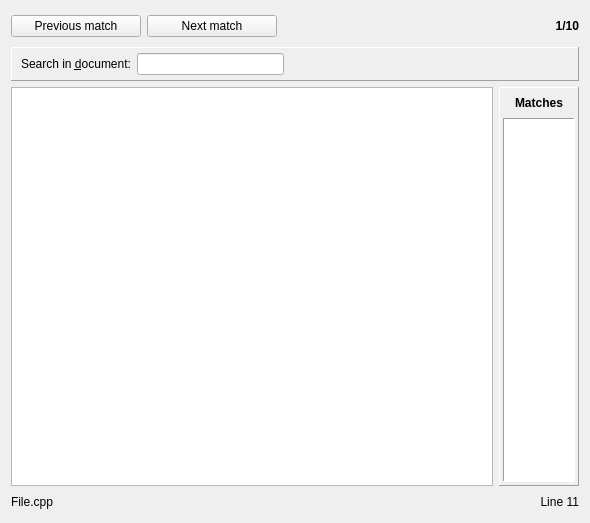
Old version of the form SourceViewer.ui in the repository otengler/CodeBeagle.
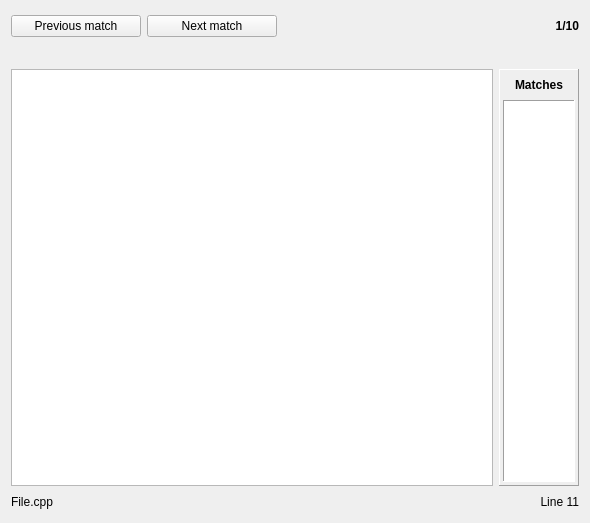
New version of the form. Icons and pictures are not drawn. Custom widgets are drawn as their Qt base class.

Commit message: Start Improve in document searching

Patch:
```diff
--- a/SourceViewer.ui
+++ b/SourceViewer.ui
@@ -183,111 +183,13 @@
     </layout>
    </item>
    <item>
-    <widget class="QFrame" name="frameSearch">
-     <property name="frameShape">
-      <enum>QFrame::Panel</enum>
+    <widget class="InDocumentSearchWidget" name="widgetInDocumentSearch" native="true">
+     <property name="minimumSize">
+      <size>
+       <width>0</width>
+       <height>16</height>
+      </size>
      </property>
-     <property name="frameShadow">
-      <enum>QFrame::Raised</enum>
-     </property>
-     <layout class="QVBoxLayout" name="verticalLayout">
-      <property name="topMargin">
-       <number>5</number>
-      </property>
-      <property name="bottomMargin">
-       <number>5</number>
-      </property>
-      <item>
-       <layout class="QHBoxLayout" name="horizontalLayout_3">
-        <item>
-         <widget class="QLabel" name="labelSearch">
-          <property name="text">
-           <string>Search in &amp;document:</string>
-          </property>
-          <property name="buddy">
-           <cstring>editSearch</cstring>
-          </property>
-         </widget>
-        </item>
-        <item>
-         <widget class="QLineEdit" name="editSearch">
-          <property name="maximumSize">
-           <size>
-            <width>200</width>
-            <height>16777215</height>
-           </size>
-          </property>
-         </widget>
-        </item>
-        <item>
-         <widget class="QPushButton" name="buttonSearchPrevious">
-          <property name="toolTip">
-           <string>&lt;!DOCTYPE HTML PUBLIC &quot;-//W3C//DTD HTML 4.0//EN&quot; &quot;http://www.w3.org/TR/REC-html40/strict.dtd&quot;&gt;
-&lt;html&gt;&lt;head&gt;&lt;meta name=&quot;qrichtext&quot; content=&quot;1&quot; /&gt;&lt;style type=&quot;text/css&quot;&gt;
-p, li { white-space: pre-wrap; }
-&lt;/style&gt;&lt;/head&gt;&lt;body style=&quot; font-family:'MS Shell Dlg 2'; font-size:7.8pt; font-weight:400; font-style:normal;&quot;&gt;
-&lt;p style=&quot; margin-top:0px; margin-bottom:0px; margin-left:0px; margin-right:0px; -qt-block-indent:0; text-indent:0px;&quot;&gt;&lt;span style=&quot; font-size:8pt;&quot;&gt;Previous (F4)&lt;/span&gt;&lt;/p&gt;&lt;/body&gt;&lt;/html&gt;</string>
-          </property>
-          <property name="icon">
-           <iconset resource="SearchPage.qrc">
-            <normaloff>:/default/resources/SearchPrevious.png</normaloff>:/default/resources/SearchPrevious.png</iconset>
-          </property>
-          <property name="shortcut">
-           <string>F4</string>
-          </property>
-          <property name="flat">
-           <bool>true</bool>
-          </property>
-         </widget>
-        </item>
-        <item>
-         <widget class="QPushButton" name="buttonSearchNext">
-          <property name="toolTip">
-           <string>&lt;!DOCTYPE HTML PUBLIC &quot;-//W3C//DTD HTML 4.0//EN&quot; &quot;http://www.w3.org/TR/REC-html40/strict.dtd&quot;&gt;
-&lt;html&gt;&lt;head&gt;&lt;meta name=&quot;qrichtext&quot; content=&quot;1&quot; /&gt;&lt;style type=&quot;text/css&quot;&gt;
-p, li { white-space: pre-wrap; }
-&lt;/style&gt;&lt;/head&gt;&lt;body style=&quot; font-family:'MS Shell Dlg 2'; font-size:7.8pt; font-weight:400; font-style:normal;&quot;&gt;
-&lt;p style=&quot; margin-top:0px; margin-bottom:0px; margin-left:0px; margin-right:0px; -qt-block-indent:0; text-indent:0px;&quot;&gt;&lt;span style=&quot; font-size:8pt;&quot;&gt;Next (F3)&lt;/span&gt;&lt;/p&gt;&lt;/body&gt;&lt;/html&gt;</string>
-          </property>
-          <property name="icon">
-           <iconset resource="SearchPage.qrc">
-            <normaloff>:/default/resources/SearchNext.png</normaloff>:/default/resources/SearchNext.png</iconset>
-          </property>
-          <property name="shortcut">
-           <string>F3</string>
-          </property>
-          <property name="flat">
-           <bool>true</bool>
-          </property>
-         </widget>
-        </item>
-        <item>
-         <spacer name="horizontalSpacer_3">
-          <property name="orientation">
-           <enum>Qt::Horizontal</enum>
-          </property>
-          <property name="sizeHint" stdset="0">
-           <size>
-            <width>40</width>
-            <height>20</height>
-           </size>
-          </property>
-         </spacer>
-        </item>
-        <item>
-         <widget class="QPushButton" name="buttonHide">
-          <property name="icon">
-           <iconset resource="SearchPage.qrc">
-            <normaloff>:/default/resources/Close.png</normaloff>:/default/resources/Close.png</iconset>
-          </property>
-          <property name="flat">
-           <bool>true</bool>
-          </property>
-         </widget>
-        </item>
-       </layout>
-      </item>
-     </layout>
     </widget>
    </item>
    <item>
@@ -411,6 +313,12 @@
    <extends>QPlainTextEdit</extends>
    <header>widgets.SourceHighlightingTextEdit</header>
   </customwidget>
+  <customwidget>
+   <class>InDocumentSearchWidget</class>
+   <extends>QWidget</extends>
+   <header>widgets.InDocumentSearchWidget</header>
+   <container>1</container>
+  </customwidget>
  </customwidgets>
  <resources>
   <include location="SearchPage.qrc"/>
```
Left out of the diff: 100 changed lines with no effect on the pictures. The commit also changes 11 other files.
